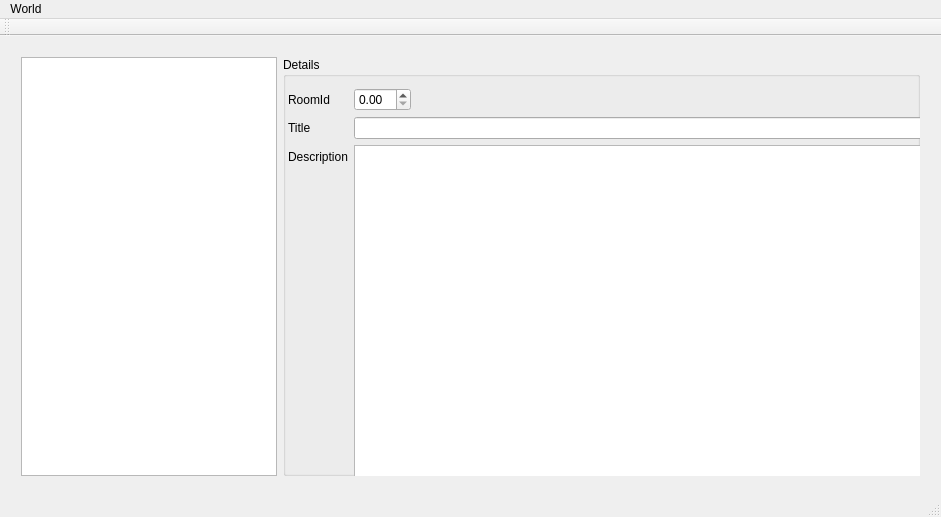
Old version of the form mainwindow.ui in the repository partouf/mytextadventureeditor.
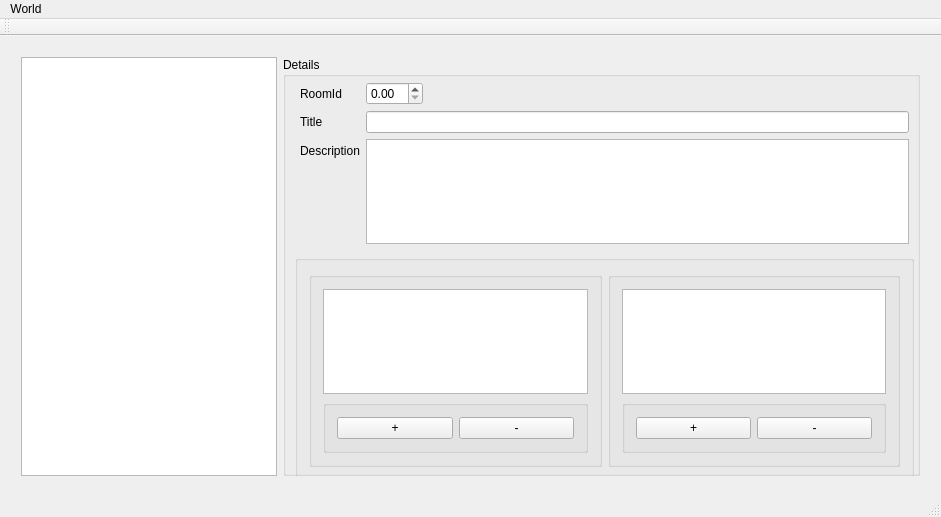
New version of the form.

Commit message: items and paths windows, work in progress

Diff of the .ui file:
```diff
--- a/mainwindow.ui
+++ b/mainwindow.ui
@@ -77,12 +77,14 @@
        <widget class="QWidget" name="formLayoutWidget">
         <property name="geometry">
          <rect>
-          <x>0</x>
-          <y>20</y>
-          <width>651</width>
-          <height>411</height>
+          <x>1</x>
+          <y>14</y>
+          <width>641</width>
+          <height>421</height>
          </rect>
         </property>
+        <layout class="QVBoxLayout" name="verticalLayout">
+         <item>
         <layout class="QFormLayout" name="formLayout">
          <property name="fieldGrowthPolicy">
           <enum>QFormLayout::ExpandingFieldsGrow</enum>
@@ -99,19 +101,6 @@
          <property name="bottomMargin">
           <number>5</number>
          </property>
-         <item row="1" column="1">
-          <widget class="QLineEdit" name="edtRoomTitle"/>
-         </item>
-         <item row="2" column="0">
-          <widget class="QLabel" name="label_2">
-           <property name="text">
-            <string>Description</string>
-           </property>
-          </widget>
-         </item>
-         <item row="2" column="1">
-          <widget class="QTextEdit" name="edtRoomDescription"/>
-         </item>
          <item row="0" column="0">
           <widget class="QLabel" name="label_3">
            <property name="text">
@@ -127,6 +116,85 @@
            <property name="text">
             <string>Title</string>
            </property>
+            </widget>
+           </item>
+           <item row="1" column="1">
+            <widget class="QLineEdit" name="edtRoomTitle"/>
+           </item>
+           <item row="2" column="0">
+            <widget class="QLabel" name="lblDescription">
+             <property name="text">
+              <string>Description</string>
+             </property>
+            </widget>
+           </item>
+           <item row="2" column="1">
+            <widget class="QTextEdit" name="edtRoomDescription"/>
+           </item>
+          </layout>
+         </item>
+         <item>
+          <widget class="QGroupBox" name="horizontalGroupBox_2">
+           <layout class="QHBoxLayout" name="horizontalLayout_2">
+            <item>
+             <widget class="QGroupBox" name="verticalGroupBox_2">
+              <layout class="QVBoxLayout" name="verticalLayout_2">
+               <item>
+                <widget class="QListWidget" name="lstItems"/>
+               </item>
+               <item>
+                <widget class="QGroupBox" name="horizontalGroupBox_2">
+                 <layout class="QHBoxLayout" name="horizontalLayout_3">
+                  <item>
+                   <widget class="QPushButton" name="btnAddItem">
+                    <property name="text">
+                     <string>+</string>
+                    </property>
+                   </widget>
+                  </item>
+                  <item>
+                   <widget class="QPushButton" name="btnDelItem">
+                    <property name="text">
+                     <string>-</string>
+                    </property>
+                   </widget>
+                  </item>
+                 </layout>
+                </widget>
+               </item>
+              </layout>
+             </widget>
+            </item>
+            <item>
+             <widget class="QGroupBox" name="verticalGroupBox_2">
+              <layout class="QVBoxLayout" name="verticalLayout_3">
+               <item>
+                <widget class="QListWidget" name="lstPaths"/>
+               </item>
+               <item>
+                <widget class="QGroupBox" name="horizontalGroupBox_2">
+                 <layout class="QHBoxLayout" name="horizontalLayout_4">
+                  <item>
+                   <widget class="QPushButton" name="btnAddPath">
+                    <property name="text">
+                     <string>+</string>
+                    </property>
+                   </widget>
+                  </item>
+                  <item>
+                   <widget class="QPushButton" name="btnDelPath">
+                    <property name="text">
+                     <string>-</string>
+                    </property>
+                   </widget>
+                  </item>
+                 </layout>
+                </widget>
+               </item>
+              </layout>
+             </widget>
+            </item>
+           </layout>
           </widget>
          </item>
         </layout>
```
Left out of the diff: 6 changed lines with no effect on the pictures. Lines whose indentation alone changed are shown as unchanged. The commit also changes 12 other files.
